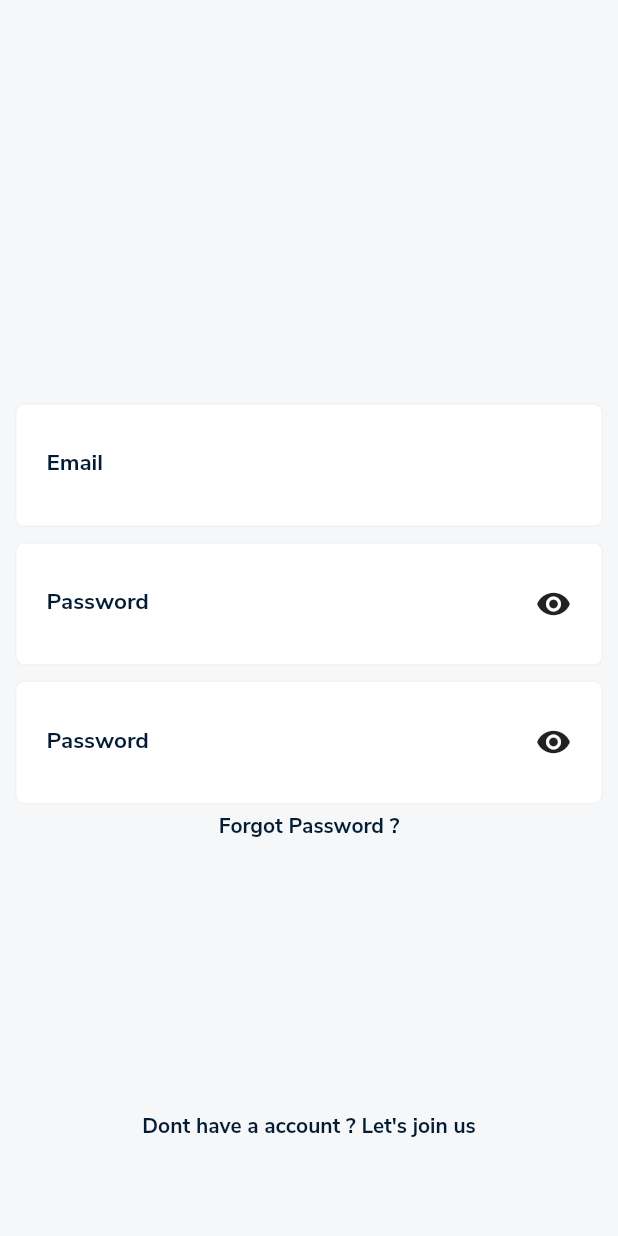
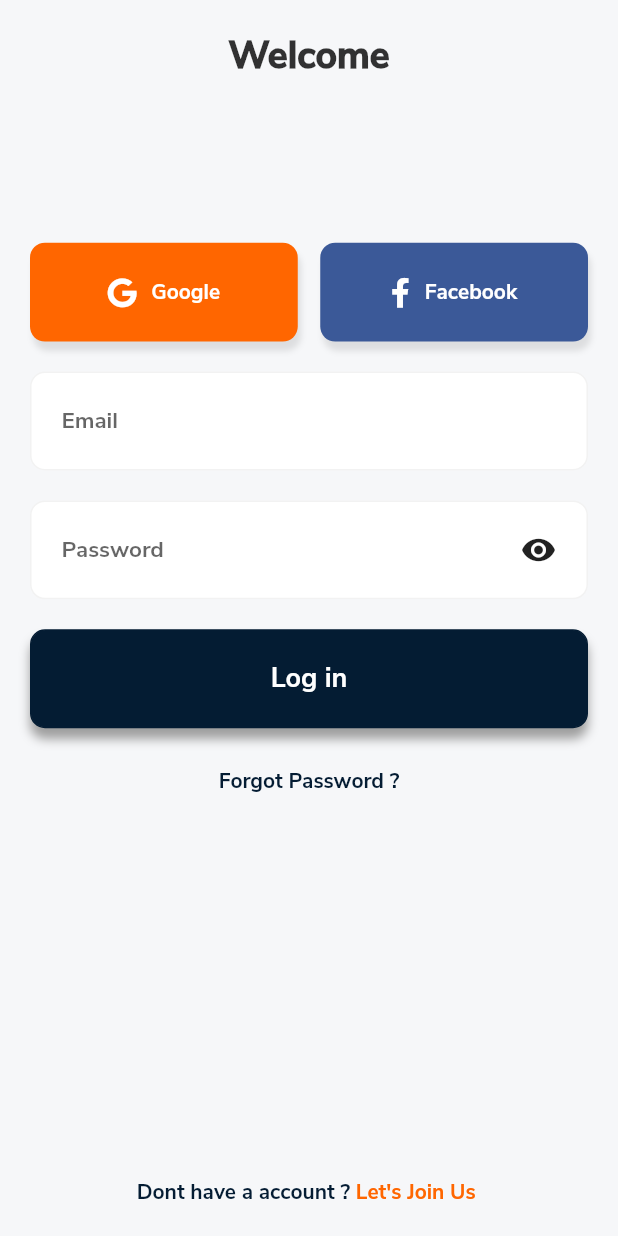
Before and after one commit to animusphere1/papi_kost_2, a Flutter app: the screen it shows after launch, on a phone screen of 412 x 824 dp. Run offline on Flutter 3.47's test engine with Material 2 defaults, Android fonts, the phone set to English and light mode, and no system bars; our stand-ins replace dots_indicator, font_awesome_flutter, supercharged.

Commit message:
Login page clear

```diff
--- a/lib/ui/router/router_generator.dart
+++ b/lib/ui/router/router_generator.dart
@@ -19,8 +19,9 @@ class RouterGenerator {
       case routeLogin:
         return MaterialPageRoute(builder: (_) => Login());
         break;
-      default:
+      case routeSplash:
         return MaterialPageRoute(builder: (_) => SplashScreen());
+        break;
     }
   }
 }
--- a/lib/ui/screen/login/login.dart
+++ b/lib/ui/screen/login/login.dart
@@ -1,7 +1,7 @@
 import 'package:flutter/cupertino.dart';
 import 'package:flutter/material.dart';
-import 'package:papi_kost/ui/screen/login/loginpage.dart';
-import 'package:papi_kost/ui/screen/login/signup.dart';
+import 'loginpage.dart';
+import 'signup.dart';
 
 class Login extends StatefulWidget {
   @override
@@ -9,25 +9,31 @@ class Login extends StatefulWidget {
 }
 
 class _LoginState extends State<Login> {
-  PageController _pageController = PageController(initialPage: 0);
+  PageController _pageController =
+      PageController(initialPage: 0, viewportFraction: 1.0);
 
-  //
-  List<Widget> _listPage = [
-    LoginPage(),
-    SignUpPage(),
-  ];
+  @override
+  void dispose() {
+    _pageController.dispose();
+    super.dispose();
+  }
 
   @override
   Widget build(BuildContext context) {
     return Scaffold(
-      resizeToAvoidBottomPadding: false,
+      resizeToAvoidBottomPadding: true,
       backgroundColor: Theme.of(context).cardColor,
       body: Stack(
         children: [
           PageView(
             controller: _pageController,
             physics: BouncingScrollPhysics(),
-            children: _listPage,
+            children: [
+              LoginPage(
+                pageController: _pageController,
+              ),
+              SignUpPage(),
+            ],
           ),
         ],
       ),
--- a/lib/ui/screen/login/loginpage.dart
+++ b/lib/ui/screen/login/loginpage.dart
@@ -1,7 +1,15 @@
 import 'package:flutter/material.dart';
-import 'widget/widget.dart';
+import 'package:font_awesome_flutter/font_awesome_flutter.dart';
+import 'package:papi_kost/ui/constant/constantimage.dart';
+import 'package:papi_kost/ui/constant/constantwidget.dart';
+import 'package:papi_kost/ui/screen/login/widget/widget.dart';
+import 'package:supercharged/supercharged.dart';
 
 class LoginPage extends StatefulWidget {
+  PageController pageController;
+
+  LoginPage({this.pageController});
+
   @override
   _LoginPageState createState() => _LoginPageState();
 }
@@ -15,49 +23,58 @@ class _LoginPageState extends State<LoginPage> {
         FocusScope.of(context).requestFocus(FocusNode());
       },
       child: Container(
+        margin: EdgeInsets.symmetric(
+          horizontal: 20,
+          vertical: 10,
+        ),
         color: Theme.of(context).cardColor,
         child: Stack(
           children: [
             Column(
-              mainAxisAlignment: MainAxisAlignment.center,
+              mainAxisAlignment: MainAxisAlignment.start,
               children: [
+                headerLogin(),
+                widgetLoginWith(),
                 TextFieldItem(
-                  hintText: "name@example.com",
+                  icon: null,
+                  hintText: "Email",
                   statusObscure: false,
-                  labelText: "Email",
                 ),
                 TextFieldItem(
                   icon: Icons.remove_red_eye,
                   hintText: "Password",
                   statusObscure: true,
-                  labelText: "Password",
                 ),
-                TextFieldItem(
-                  icon: Icons.remove_red_eye,
-                  hintText: "Password",
-                  statusObscure: true,
-                  labelText: "Password",
+                Button(
+                  titleButton: 'Log in',
                 ),
-                Text(
-                  "Forgot Password ?",
-                  style: TextStyle(
-                    color: Theme.of(context).accentColor,
-                    fontWeight: FontWeight.bold,
-                  ),
+                dividerTranstparant,
+                textForgotPassword(context),
+                Expanded(
+                  child: SizedBox(),
                 ),
+                goToSignUp(context),
               ],
             ),
-            Align(
-              alignment: Alignment.bottomCenter,
-              child: Container(
-                margin: EdgeInsets.symmetric(horizontal: 10),
-                height: MediaQuery.of(context).size.height * 0.1,
-                child: Text(
-                  "Dont have a account ? Let's join us",
-                  style: TextStyle(
-                    color: Theme.of(context).accentColor,
-                    fontWeight: FontWeight.w700,
-                  ),
+          ],
+        ),
+      ),
+    );
+  }
+
+  Widget headerLogin() {
+    return Expanded(
+      child: Container(
+        margin: EdgeInsets.symmetric(vertical: 10),
+        child: Column(
+          children: [
+            Container(
+              child: Text(
+                'Welcome',
+                style: TextStyle(
+                  fontSize: 25,
+                  fontWeight: FontWeight.w900,
+                  color: Colors.black.withOpacity(0.8),
                 ),
               ),
             ),
@@ -66,4 +83,74 @@ class _LoginPageState extends State<LoginPage> {
       ),
     );
   }
+
+  Widget textForgotPassword(BuildContext context) {
+    return Text(
+      "Forgot Password ?",
+      style: TextStyle(
+        color: Theme.of(context).accentColor,
+        fontWeight: FontWeight.bold,
+      ),
+    );
+  }
+
+  Widget widgetLoginWith() {
+    return Row(
+      children: [
+        Expanded(
+          child: ButtonLoginWith(
+            loginWith: 'Google',
+            icon: FontAwesomeIcons.google,
+            color: Theme.of(context).buttonColor,
+          ),
+        ),
+        SizedBox(
+          width: 15,
+        ),
+        Expanded(
+          child: ButtonLoginWith(
+            loginWith: 'Facebook',
+            icon: FontAwesomeIcons.facebookF,
+            color: '#3b5998'.toColor(),
+          ),
+        ),
+      ],
+    );
+  }
+
+  Widget goToSignUp(BuildContext context) {
+    return Expanded(
+      child: Container(
+        margin: EdgeInsets.symmetric(vertical: 10),
+        child: Align(
+          alignment: Alignment.bottomCenter,
+          child: GestureDetector(
+            onTap: () {
+              widget.pageController.animateToPage(1,
+                  duration: Duration(seconds: 1), curve: Curves.easeIn);
+            },
+            child: Row(
+              mainAxisAlignment: MainAxisAlignment.center,
+              children: [
+                Text(
+                  "Dont have a account ? ",
+                  style: TextStyle(
+                    color: Theme.of(context).accentColor,
+                    fontWeight: FontWeight.bold,
+                  ),
+                ),
+                Text(
+                  "Let's Join Us ",
+                  style: TextStyle(
+                    color: Theme.of(context).buttonColor,
+                    fontWeight: FontWeight.bold,
+                  ),
+                ),
+              ],
+            ),
+          ),
+        ),
+      ),
+    );
+  }
 }
--- a/lib/ui/screen/login/signup.dart
+++ b/lib/ui/screen/login/signup.dart
@@ -1,5 +1,5 @@
 import 'package:flutter/material.dart';
-import 'widget/widget.dart';
+import 'package:papi_kost/ui/screen/login/widget/widget.dart';
 
 class SignUpPage extends StatefulWidget {
   @override
@@ -9,23 +9,19 @@ class SignUpPage extends StatefulWidget {
 class _SignUpPageState extends State<SignUpPage> {
   @override
   Widget build(BuildContext context) {
-    return SingleChildScrollView(
+    return GestureDetector(
+      behavior: HitTestBehavior.opaque,
+      onPanDown: (_) {
+        FocusScope.of(context).requestFocus(FocusNode());
+      },
+      child: SingleChildScrollView(
         child: Container(
+          margin: EdgeInsets.symmetric(
+            horizontal: 20,
+            vertical: 10,
+          ),
           child: Column(
             children: [
-            TextFieldItem(),
-            TextFieldItem(),
-            TextFieldItem(),
-            TextFieldItem(),
-            TextFieldItem(),
-            TextFieldItem(),
-            TextFieldItem(),
-            TextFieldItem(),
-            TextFieldItem(),
-            TextFieldItem(),
-            TextFieldItem(),
-            TextFieldItem(),
-            TextFieldItem(),
               TextFieldItem(),
               TextFieldItem(),
               TextFieldItem(),
@@ -34,6 +30,7 @@ class _SignUpPageState extends State<SignUpPage> {
             ],
           ),
         ),
+      ),
     );
   }
 }
--- /dev/null
+++ b/lib/ui/screen/login/widget/button.dart
@@ -0,0 +1,55 @@
+import 'package:flutter/material.dart';
+
+class Button extends StatelessWidget {
+  final Function function;
+  final String titleButton;
+
+  const Button({
+    Key key,
+    this.function,
+    this.titleButton,
+  }) : super(key: key);
+
+  @override
+  Widget build(BuildContext context) {
+    return GestureDetector(
+      onTap: () {
+        print(titleButton);
+      },
+      child: Container(
+        height: MediaQuery.of(context).size.height * 0.08,
+        margin: EdgeInsets.symmetric(
+          vertical: 10,
+        ),
+        decoration: BoxDecoration(
+          color: Theme.of(context).accentColor,
+          border: Border.all(
+            color: Theme.of(context).accentColor,
+          ),
+          borderRadius: BorderRadius.circular(10),
+          boxShadow: [
+            BoxShadow(
+              color: Colors.grey,
+              spreadRadius: 0,
+              blurRadius: 5,
+              offset: Offset(0, 7),
+            ),
+          ],
+        ),
+        child: Row(
+          mainAxisAlignment: MainAxisAlignment.center,
+          children: [
+            Text(
+              titleButton,
+              style: TextStyle(
+                color: Theme.of(context).backgroundColor,
+                fontSize: 18,
+                fontWeight: FontWeight.bold,
+              ),
+            ),
+          ],
+        ),
+      ),
+    );
+  }
+}
--- /dev/null
+++ b/lib/ui/screen/login/widget/buttonloginwith.dart
@@ -0,0 +1,57 @@
+import 'package:flutter/material.dart';
+import 'package:font_awesome_flutter/font_awesome_flutter.dart';
+
+class ButtonLoginWith extends StatelessWidget {
+  final String loginWith;
+  final IconData icon;
+  final Color color;
+
+  const ButtonLoginWith({Key key, this.loginWith, this.icon, this.color})
+      : super(key: key);
+
+  @override
+  Widget build(BuildContext context) {
+    return Container(
+      height: MediaQuery.of(context).size.height * 0.08,
+      margin: const EdgeInsets.symmetric(
+        vertical: 10,
+      ),
+      decoration: BoxDecoration(
+        color: color,
+        borderRadius: BorderRadius.circular(10),
+        boxShadow: [
+          BoxShadow(
+            color: Colors.black.withOpacity(0.1),
+            spreadRadius: 0,
+            blurRadius: 3,
+            offset: Offset(2, 6),
+          ),
+        ],
+      ),
+      child: Padding(
+        padding: const EdgeInsets.symmetric(horizontal: 20),
+        child: Row(
+          mainAxisAlignment: MainAxisAlignment.center,
+          crossAxisAlignment: CrossAxisAlignment.center,
+          children: [
+            FaIcon(
+              icon,
+              color: Theme.of(context).backgroundColor,
+              size: 20.0,
+            ),
+            SizedBox(
+              width: 10,
+            ),
+            Text(
+              loginWith,
+              style: TextStyle(
+                color: Theme.of(context).backgroundColor,
+                fontWeight: FontWeight.bold,
+              ),
+            ),
+          ],
+        ),
+      ),
+    );
+  }
+}
--- a/lib/ui/screen/login/widget/textfielditem.dart
+++ b/lib/ui/screen/login/widget/textfielditem.dart
@@ -3,50 +3,52 @@ import 'package:flutter/material.dart';
 class TextFieldItem extends StatefulWidget {
   IconData icon;
   String hintText;
-  String labelText;
   bool statusObscure;
 
-  TextFieldItem(
-      {this.icon, this.hintText, this.labelText, this.statusObscure = false});
+  TextFieldItem({
+    this.icon,
+    this.hintText,
+    this.statusObscure = false,
+  });
 
   @override
   _TextFieldItemState createState() => _TextFieldItemState();
 }
 
 class _TextFieldItemState extends State<TextFieldItem> {
+  TextEditingController _textEditingController =
+      TextEditingController(text: '');
+
   @override
   Widget build(BuildContext context) {
+    final node = FocusScope.of(context);
     return Container(
-      height: MediaQuery.of(context).size.height * 0.1,
+      height: MediaQuery.of(context).size.height * 0.08,
       margin: EdgeInsets.symmetric(
-        vertical: 5,
-        horizontal: 10,
+        vertical: 10,
       ),
       decoration: BoxDecoration(
-          color: Colors.white,
-          border: Border.all(color: Colors.black38.withOpacity(0.05)),
-          borderRadius: BorderRadius.circular(6)),
+        color: Colors.white,
+        border: Border.all(color: Colors.black38.withOpacity(0.05)),
+        borderRadius: BorderRadius.circular(10),
+      ),
       child: Padding(
         padding: const EdgeInsets.symmetric(horizontal: 20),
         child: Row(
           children: <Widget>[
             Expanded(
               child: TextField(
-                onChanged: (value) {
-                  print(value);
-                },
+                controller: _textEditingController,
+                onChanged: (value) {},
+                onEditingComplete: () => node.nextFocus(),
                 obscureText: widget.statusObscure,
                 style: TextStyle(
                     fontSize: 15,
-                    color: Colors.black54,
+                    color: Theme.of(context).accentColor,
                     fontWeight: FontWeight.w600),
                 decoration: InputDecoration(
                   hintText: widget.hintText,
                   border: InputBorder.none,
-                  labelText: widget.labelText,
-                  labelStyle: TextStyle(
-                    color: Theme.of(context).accentColor,
-                  ),
                 ),
               ),
             ),
--- a/lib/ui/screen/login/widget/widget.dart
+++ b/lib/ui/screen/login/widget/widget.dart
@@ -1 +1,3 @@
 export 'textfielditem.dart';
+export 'button.dart';
+export 'buttonloginwith.dart';
--- a/pubspec.yaml
+++ b/pubspec.yaml
@@ -27,6 +27,7 @@ dependencies:
   supercharged: ^1.10.0
   flutter_launcher_icons: ^0.8.1
   dots_indicator: ^1.2.0
+  font_awesome_flutter: ^8.10.0
 
 
 flutter_icons:
```
Also changed, not shown: lib/ui/screen/login/signuppage.dart (deleted), pubspec.lock. Lines whose indentation alone changed are shown as unchanged.
